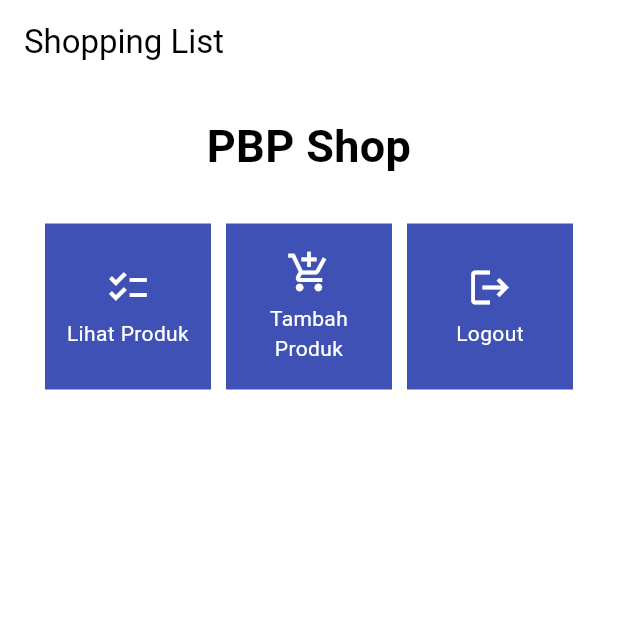
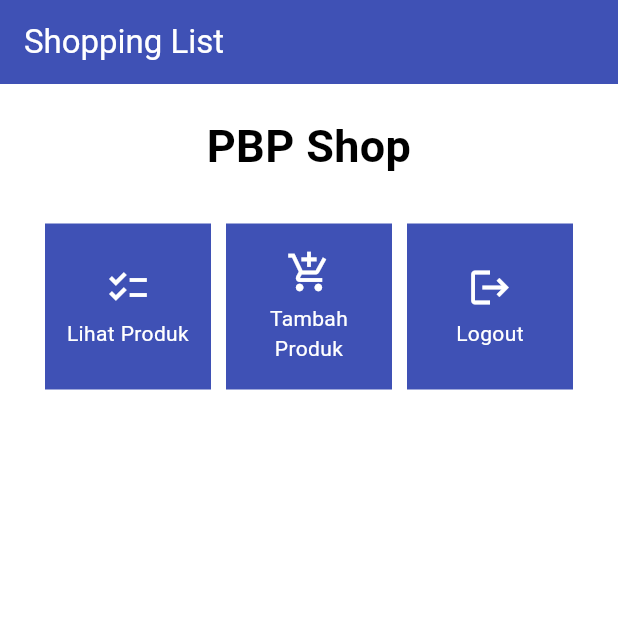
Before and after one commit to ghina2703/shopping-list-mobile, a Flutter app: the screen it shows after launch, on a phone screen of 412 x 824 dp, the top half of it. Run offline on Flutter 3.47's test engine with Material 2 defaults, Android fonts, the phone set to English and light mode, and no system bars.

Commit message:
Tugas 6 Selesai :D

```diff
--- a/lib/main.dart
+++ b/lib/main.dart
@@ -29,6 +29,7 @@ class MyApp extends StatelessWidget {
         //
         // This works for code too, not just values: Most code changes can be
         // tested with just a hot reload.
+        appBarTheme: AppBarTheme(backgroundColor: Colors.indigo),
         colorScheme: ColorScheme.fromSwatch(primarySwatch: Colors.indigo),
         useMaterial3: true,
       ),
--- a/lib/menu.dart
+++ b/lib/menu.dart
@@ -9,6 +9,9 @@ class MyHomePage extends StatelessWidget {
       appBar: AppBar(
         title: const Text(
           'Shopping List',
+          style: TextStyle(
+            color: Colors.white, // Mengatur warna teks menjadi putih
+          ),
         ),
       ),
       body: SingleChildScrollView(
```
